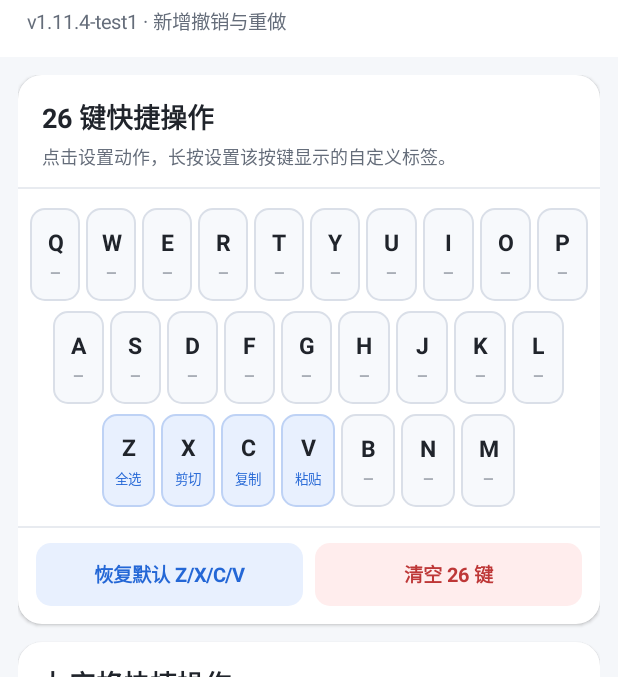
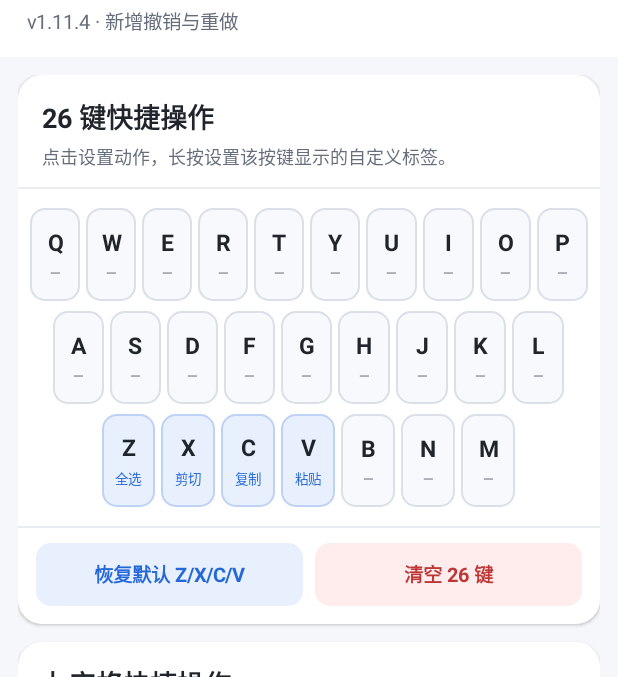
Before and after one commit to waoui/WeType-Swipe, an Android app: the screen it shows after launch (MainActivity), on a phone screen of 412 x 824 dp, the part 67-744 px from its top. Run offline under Robolectric (Android 15) with nearby library versions, the phone set to English and light mode, and no system bars.

Commit message:
发布 v1.11.4：新增撤销与重做

```diff
--- a/app/src/main/java/com/rww/wetypeswipe/MainActivity.java
+++ b/app/src/main/java/com/rww/wetypeswipe/MainActivity.java
@@ -176,7 +176,7 @@ public final class MainActivity extends Activity {
         title.setTypeface(Typeface.DEFAULT_BOLD);
         header.addView(title);
 
-        TextView version = text("v1.11.4-test1 · 新增撤销与重做", 13, COLOR_SECONDARY);
+        TextView version = text("v1.11.4 · 新增撤销与重做", 13, COLOR_SECONDARY);
         LinearLayout.LayoutParams versionParams = wrap();
         versionParams.topMargin = dp(4);
         header.addView(version, versionParams);
--- a/app/src/main/java/com/rww/wetypeswipe/MainHook.java
+++ b/app/src/main/java/com/rww/wetypeswipe/MainHook.java
@@ -119,7 +119,7 @@ public final class MainHook extends XposedModule {
         if (!TARGET.equals(param.getPackageName())) return;
         try {
             installHooks();
-            logInfo("v1.11.4-test1 entered target package; undo/redo actions enabled");
+            logInfo("v1.11.4 entered target package; undo/redo actions enabled");
         } catch (Throwable throwable) {
             logError("initialization failed", throwable);
         }
--- a/gradle.properties
+++ b/gradle.properties
@@ -1,5 +1,5 @@
 VERSION_CODE=42
-VERSION_NAME=1.11.4-test1
+VERSION_NAME=1.11.4
 
 org.gradle.jvmargs=-Xmx2048m -Dfile.encoding=UTF-8
 org.gradle.caching=true
```
Also changed, not shown: 5 other files.
